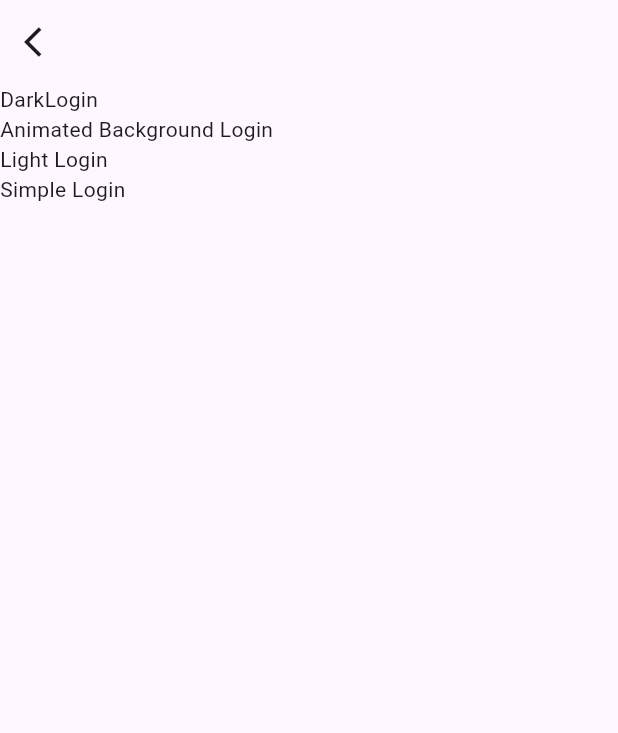
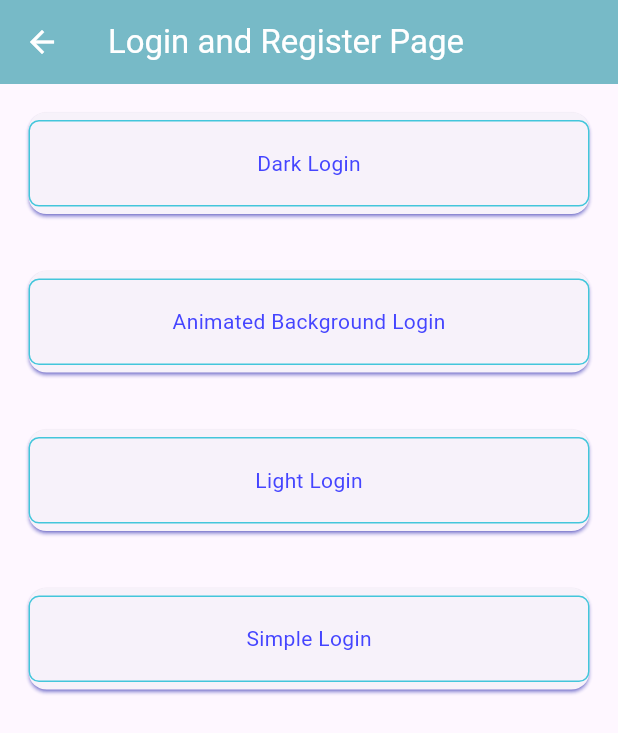
Before and after one commit to rajvimiracle/flutteruicomponets, a Flutter app: the screen it shows after launch, on a phone screen of 412 x 824 dp. Shown: the top 733 px of the screen. Run offline on Flutter 3.47's test engine with Material 3 defaults, Android fonts, the phone set to English and light mode, and no system bars; our stand-ins replace flutter_sizer, get.

Commit message:
add flow basic

```diff
--- a/lib/componets/loginandregister/logilistscreen/loginandregisterListScreen.dart
+++ b/lib/componets/loginandregister/logilistscreen/loginandregisterListScreen.dart
@@ -1,33 +1,77 @@
 import 'package:flutter/material.dart';
+import 'package:flutter_sizer/flutter_sizer.dart';
+import 'package:flutteruicomponets/componets/loginandregister/logilistscreen/loginregistermodel.dart';
 import 'package:flutteruicomponets/routes/route/routes.dart';
 import 'package:get/get.dart';
 
-List datas = [
-  "DarkLogin",
+/*List datas = [
+  "Dark Login",
   "Animated Background Login",
   "Light Login",
   "Simple Login",
-];
+];*/
 
 class LoginRegisterListScreen extends StatelessWidget {
-  const LoginRegisterListScreen({super.key});
+  List<LoginRegisterModel> loginregister = [
+    LoginRegisterModel(text: "Dark Login", screen: "/darkloginpage"),
+    LoginRegisterModel(
+        text: "Animated Background Login", screen: "/animatedpage"),
+    LoginRegisterModel(text: "Light Login", screen: "/animatedpage"),
+    LoginRegisterModel(text: "Simple Login", screen: "/simplepage"),
+  ];
 
   @override
   Widget build(BuildContext context) {
     return Scaffold(
       appBar: AppBar(
-        leading: Icon(Icons.arrow_back_ios),
+        leading: Icon(Icons.arrow_back, color: Colors.white),
+        title: Text(
+          "Login and Register Page",
+          style: TextStyle(color: Colors.white),
+        ),
+        backgroundColor: Color(0xff77BAC7),
       ),
+
+      // backgroundColor: Color(0xffDBF9DB),
       body: ListView.builder(
-        itemCount: datas.length,
+        itemCount: loginregister.length,
         shrinkWrap: true,
         itemBuilder: (context, index) {
           return InkWell(
+            onTap: () {
+              Get.toNamed(loginregister[index].screen);
+            },
+            child: Padding(
+              padding: const EdgeInsets.all(15.0),
+              child: Card(
+                shadowColor: Color(0xff0909FF),
+                child: Container(
+                  height: 7.h,
+                  margin: EdgeInsets.symmetric(vertical: 5),
+                  width: 2.w,
+                  decoration: BoxDecoration(
+                    border: Border.all(
+                      color: Color(0xff43C6DB)
+                    ),
+                    borderRadius: BorderRadius.circular(7),
+                  ),
+                  child: Center(
+                    child: Text(
+                      loginregister[index].text,
+                      style: TextStyle(
+                        color: Color(0xff4545FF),
+                      ),
+                    ),
+                  ),
+                ),
+              ),
+            ),
+          );
+          /*return InkWell(
               onTap: () {
-                switch (index){
-
+                switch (index) {
                   case 0:
-                   Get.toNamed(Routes.darkloginpage);
+                    Get.toNamed(Routes.darkloginpage);
                     break;
 
                   case 1:
@@ -43,9 +87,7 @@
                     break;
                 }
               },
-              child: Text(datas[index],
-              ),
-          );
+              child: Text(datas[index]));*/
         },
       ),
     );
--- /dev/null
+++ b/lib/componets/loginandregister/logilistscreen/loginregistermodel.dart
@@ -0,0 +1,19 @@
+class LoginRegisterModel {
+  String text;
+  String screen;
+
+  LoginRegisterModel({
+    required this.text,
+    required this.screen,
+  });
+
+  factory LoginRegisterModel.fromJson(Map<String, dynamic> json) => LoginRegisterModel(
+    text: json["text"],
+    screen: json["screen"],
+  );
+
+  Map<String, dynamic> toJson() => {
+    "text": text,
+    "screen": screen,
+  };
+}
--- a/lib/routes/route/routes.dart
+++ b/lib/routes/route/routes.dart
@@ -2,7 +2,7 @@
   static const loginpage = "/loginpage";
   static const darkloginpage = "/darkloginpage";
   static const animatedpage = "/animatedpage";
-  static const lightpage = "/lightpage";
+  static const lightpage = "/animatedpage";
   static const simplepage = "/simplepage";
 
 
```
Also changed, not shown: lib/componets/loginandregister/darkloginpage.dart (+38 -11 lines), assets/images/background.png (added), assets/images/proflie.png (added).
